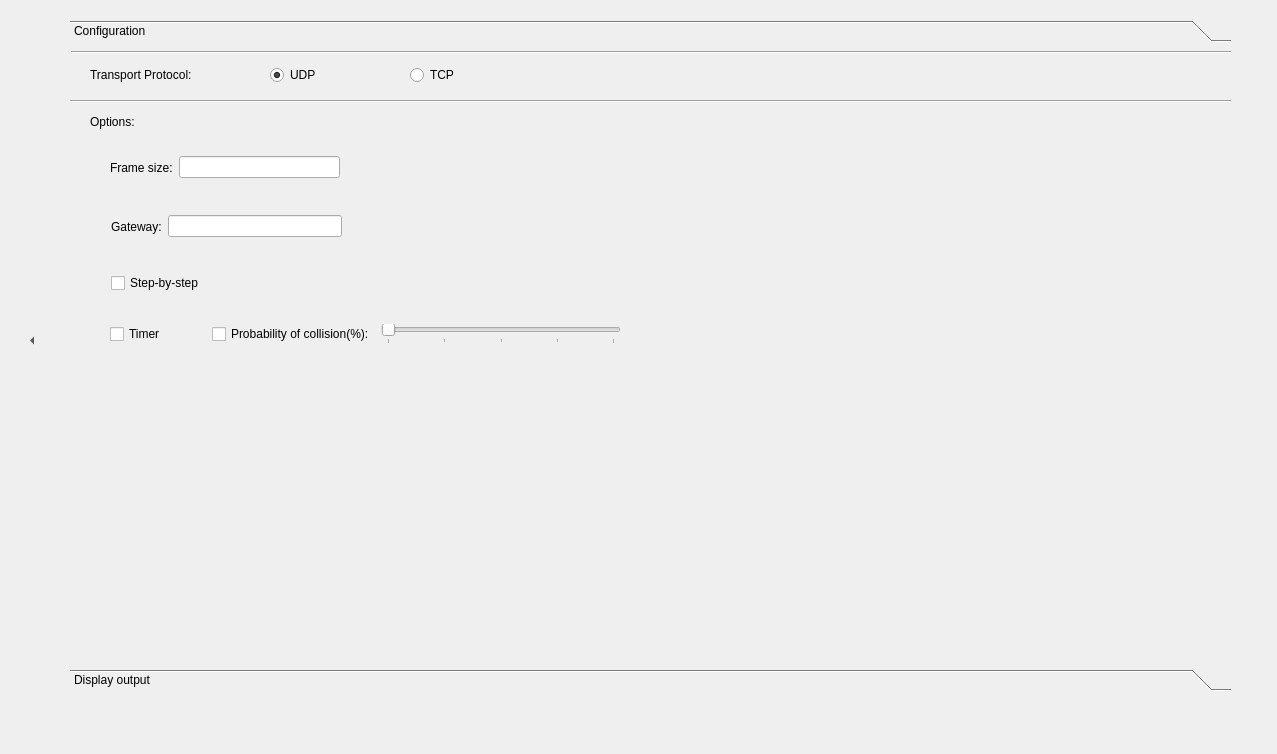
The window that NEW/client.ui (thaisdb/TCC) describes before a commit, drawn with Qt 5.
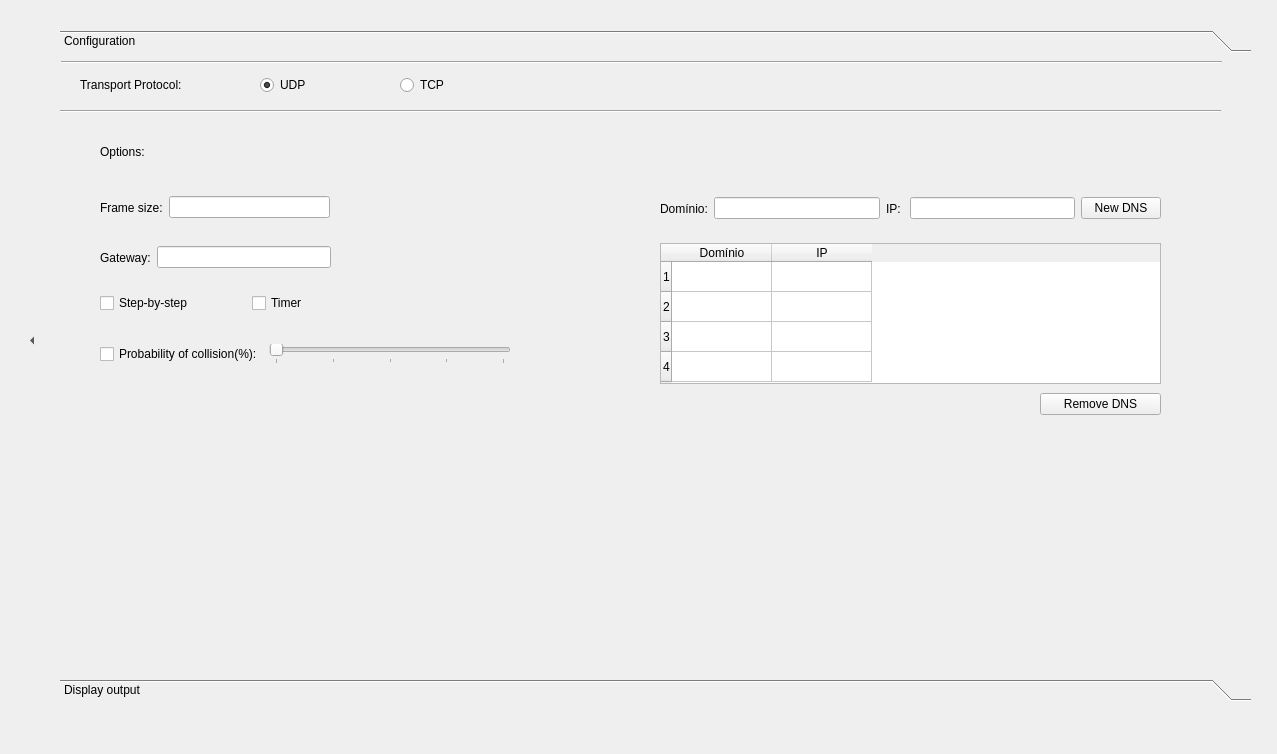
The same window after the commit. The open tabs and pages were chosen to show the change.

The edit to the form file:
```diff
--- a/NEW/client.ui
+++ b/NEW/client.ui
@@ -16,9 +16,9 @@
   <widget class="QToolBox" name="toolBox">
    <property name="geometry">
     <rect>
-     <x>70</x>
-     <y>20</y>
-     <width>1161</width>
+     <x>60</x>
+     <y>30</y>
+     <width>1191</width>
      <height>671</height>
     </rect>
    </property>
@@ -54,7 +54,7 @@
      <rect>
       <x>0</x>
       <y>0</y>
-      <width>1161</width>
+      <width>1191</width>
       <height>625</height>
      </rect>
     </property>
@@ -83,8 +83,8 @@
     <widget class="QLabel" name="label_5">
      <property name="geometry">
       <rect>
-       <x>20</x>
-       <y>70</y>
+       <x>40</x>
+       <y>90</y>
        <width>59</width>
        <height>17</height>
       </rect>
@@ -145,10 +145,10 @@
     <widget class="QWidget" name="layoutWidget">
      <property name="geometry">
       <rect>
-       <x>41</x>
-       <y>228</y>
+       <x>40</x>
+       <y>240</y>
        <width>297</width>
-       <height>24</height>
+       <height>21</height>
       </rect>
      </property>
      <layout class="QHBoxLayout" name="horizontalLayout_3">
@@ -159,13 +159,20 @@
         </property>
        </widget>
       </item>
+      <item>
+       <widget class="QCheckBox" name="checkBox">
+        <property name="text">
+         <string>Timer</string>
+        </property>
+       </widget>
+      </item>
      </layout>
     </widget>
     <widget class="QWidget" name="horizontalLayoutWidget">
      <property name="geometry">
       <rect>
-       <x>41</x>
-       <y>169</y>
+       <x>40</x>
+       <y>190</y>
        <width>231</width>
        <height>29</height>
       </rect>
@@ -206,7 +213,7 @@
      <property name="geometry">
       <rect>
        <x>40</x>
-       <y>110</y>
+       <y>140</y>
        <width>230</width>
        <height>29</height>
       </rect>
@@ -241,35 +248,12 @@
      <property name="geometry">
       <rect>
        <x>40</x>
-       <y>280</y>
-       <width>511</width>
+       <y>290</y>
+       <width>411</width>
        <height>22</height>
       </rect>
      </property>
      <layout class="QHBoxLayout" name="horizontalLayout_6">
-      <item>
-       <widget class="QCheckBox" name="checkBox">
-        <property name="text">
-         <string>Timer</string>
-        </property>
-       </widget>
-      </item>
-      <item>
-       <spacer name="horizontalSpacer">
-        <property name="orientation">
-         <enum>Qt::Horizontal</enum>
-        </property>
-        <property name="sizeType">
-         <enum>QSizePolicy::Fixed</enum>
-        </property>
-        <property name="sizeHint" stdset="0">
-         <size>
-          <width>40</width>
-          <height>20</height>
-         </size>
-        </property>
-       </spacer>
-      </item>
       <item>
        <widget class="QCheckBox" name="checkBox_2">
         <property name="text">
@@ -322,6 +306,94 @@
       </item>
      </layout>
     </widget>
+    <widget class="QTableWidget" name="tableWidget">
+     <property name="geometry">
+      <rect>
+       <x>600</x>
+       <y>190</y>
+       <width>501</width>
+       <height>141</height>
+      </rect>
+     </property>
+     <property name="sortingEnabled">
+      <bool>true</bool>
+     </property>
+     <property name="rowCount">
+      <number>4</number>
+     </property>
+     <property name="columnCount">
+      <number>2</number>
+     </property>
+     <attribute name="horizontalHeaderCascadingSectionResizes">
+      <bool>false</bool>
+     </attribute>
+     <row/>
+     <row/>
+     <row/>
+     <row/>
+     <column>
+      <property name="text">
+       <string>Domínio</string>
+      </property>
+     </column>
+     <column>
+      <property name="text">
+       <string>IP</string>
+      </property>
+     </column>
+    </widget>
+    <widget class="QWidget" name="horizontalLayoutWidget_5">
+     <property name="geometry">
+      <rect>
+       <x>600</x>
+       <y>140</y>
+       <width>501</width>
+       <height>31</height>
+      </rect>
+     </property>
+     <layout class="QHBoxLayout" name="horizontalLayout_8">
+      <item>
+       <widget class="QLabel" name="label_11">
+        <property name="text">
+         <string>Domínio:</string>
+        </property>
+       </widget>
+      </item>
+      <item>
+       <widget class="QLineEdit" name="lineEdit"/>
+      </item>
+      <item>
+       <widget class="QLabel" name="label_12">
+        <property name="text">
+         <string>IP: </string>
+        </property>
+       </widget>
+      </item>
+      <item>
+       <widget class="QLineEdit" name="lineEdit_2"/>
+      </item>
+      <item>
+       <widget class="QPushButton" name="pushButton">
+        <property name="text">
+         <string>New DNS</string>
+        </property>
+       </widget>
+      </item>
+     </layout>
+    </widget>
+    <widget class="QPushButton" name="pushButton_2">
+     <property name="geometry">
+      <rect>
+       <x>980</x>
+       <y>340</y>
+       <width>121</width>
+       <height>22</height>
+      </rect>
+     </property>
+     <property name="text">
+      <string>Remove DNS</string>
+     </property>
+    </widget>
     <zorder>layoutWidget</zorder>
     <zorder>horizontalLayoutWidget</zorder>
     <zorder>horizontalLayoutWidget_4</zorder>
```
Left out of the diff: 12 changed lines with no effect on the pictures.
